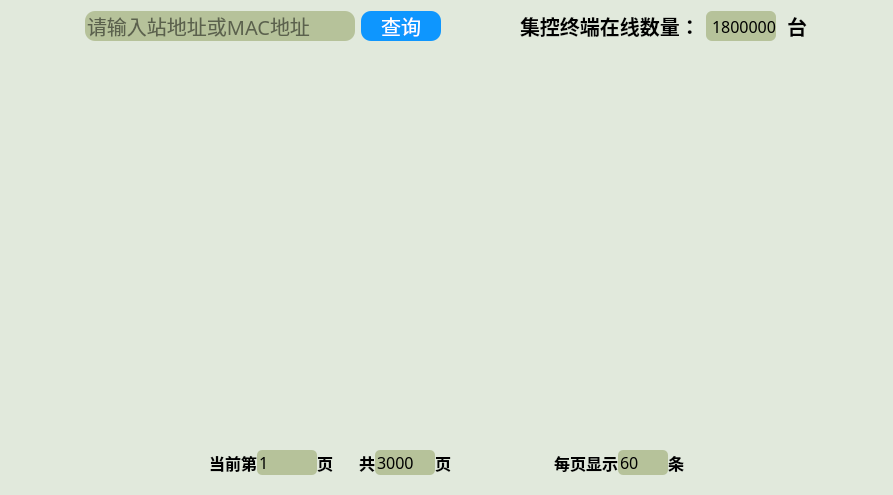
Old version of the form deviceManage/devicedlg.ui in the repository wwkl3385/ManagementTool.
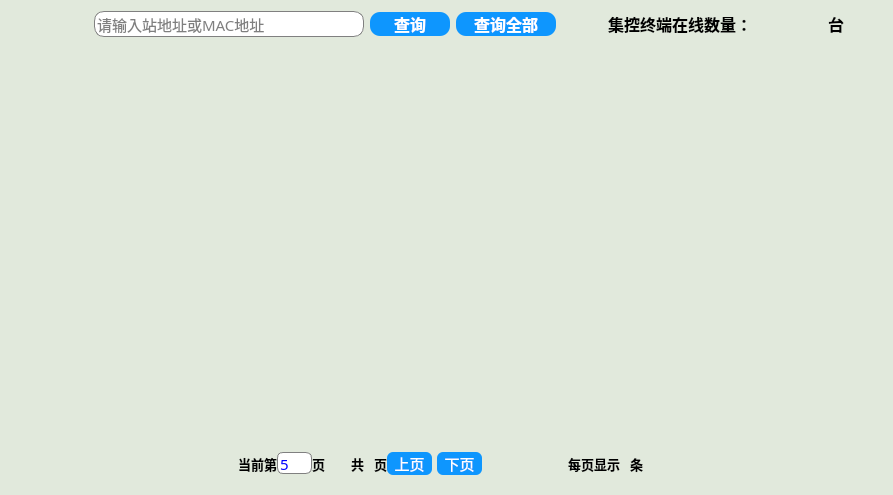
New version of the form.

Diff of the .ui file:
```diff
--- a/deviceManage/devicedlg.ui
+++ b/deviceManage/devicedlg.ui
@@ -34,65 +34,38 @@
      </property>
     </spacer>
    </item>
-   <item row="0" column="1">
-    <widget class="QLineEdit" name="searchLineEdit">
-     <property name="minimumSize">
-      <size>
-       <width>270</width>
-       <height>0</height>
-      </size>
-     </property>
+   <item row="0" column="6">
+    <widget class="QLabel" name="deviceLabel">
      <property name="styleSheet">
-      <string notr="true">background-color: rgb(182,194,154);
-color: rgb(0, 0, 0);
+      <string notr="true">color: rgb(0, 0, 0);
 border-radius:10px;
-font:15pt;
+font:12pt;
+font:bold;
 font-family:Microsoft Yahei;</string>
      </property>
-     <property name="inputMask">
-      <string/>
-     </property>
      <property name="text">
-      <string/>
-     </property>
-     <property name="frame">
-      <bool>true</bool>
-     </property>
-     <property name="dragEnabled">
-      <bool>false</bool>
-     </property>
-     <property name="readOnly">
-      <bool>false</bool>
-     </property>
-     <property name="placeholderText">
-      <string>请输入站地址或MAC地址</string>
-     </property>
-     <property name="cursorMoveStyle">
-      <enum>Qt::LogicalMoveStyle</enum>
-     </property>
-     <property name="clearButtonEnabled">
-      <bool>true</bool>
+      <string>集控终端在线数量：</string>
      </property>
     </widget>
    </item>
-   <item row="0" column="5">
+   <item row="0" column="7">
     <widget class="QLabel" name="numberLabel">
      <property name="minimumSize">
       <size>
-       <width>70</width>
+       <width>60</width>
        <height>0</height>
       </size>
      </property>
      <property name="maximumSize">
       <size>
-       <width>70</width>
+       <width>60</width>
        <height>16777215</height>
       </size>
      </property>
      <property name="font">
       <font>
        <family>Microsoft Yahei</family>
-       <pointsize>12</pointsize>
+       <pointsize>13</pointsize>
        <weight>50</weight>
        <italic>false</italic>
        <bold>false</bold>
@@ -102,35 +75,99 @@
       <enum>Qt::LeftToRight</enum>
      </property>
      <property name="styleSheet">
-      <string notr="true">background-color: rgb(182,194,154);
-color: rgb(0, 0, 0);
+      <string notr="true">color: rgb(254,67,101);
 border-radius:6px;
-font:12pt;
+font:13pt;
 font-family:Microsoft Yahei;</string>
      </property>
      <property name="text">
-      <string>1800000</string>
+      <string/>
      </property>
      <property name="alignment">
       <set>Qt::AlignRight|Qt::AlignTrailing|Qt::AlignVCenter</set>
      </property>
     </widget>
    </item>
-   <item row="0" column="4">
-    <widget class="QLabel" name="deviceLabel">
-     <property name="styleSheet">
-      <string notr="true">color: rgb(0, 0, 0);
-border-radius:10px;
-font:15pt;
-font:bold;
-font-family:Microsoft Yahei;</string>
-     </property>
-     <property name="text">
-      <string>集控终端在线数量：</string>
-     </property>
-    </widget>
-   </item>
    <item row="0" column="2">
+    <widget class="QLineEdit" name="searchLineEdit">
+     <property name="minimumSize">
+      <size>
+       <width>270</width>
+       <height>0</height>
+      </size>
+     </property>
+     <property name="styleSheet">
+      <string notr="true">QLineEdit{
+background-color: rgb(255,255,255);
+color: rgb(0, 0, 0);
+border-radius:10px;
+font:11pt;
+font-family:Microsoft Yahei;
+border:1px solid gray;
+}
+QLineEdit:hover{
+border-width:2px;
+border-color:rgb(170, 170, 255);
+}
+QLineEdit:focus {
+border-width:2px;
+border-color:rgb(170, 170, 255);
+}</string>
+     </property>
+     <property name="inputMask">
+      <string/>
+     </property>
+     <property name="text">
+      <string/>
+     </property>
+     <property name="frame">
+      <bool>true</bool>
+     </property>
+     <property name="dragEnabled">
+      <bool>false</bool>
+     </property>
+     <property name="readOnly">
+      <bool>false</bool>
+     </property>
+     <property name="placeholderText">
+      <string>请输入站地址或MAC地址</string>
+     </property>
+     <property name="cursorMoveStyle">
+      <enum>Qt::LogicalMoveStyle</enum>
+     </property>
+     <property name="clearButtonEnabled">
+      <bool>true</bool>
+     </property>
+    </widget>
+   </item>
+   <item row="0" column="5">
+    <spacer name="dotHorizontalSpacer">
+     <property name="orientation">
+      <enum>Qt::Horizontal</enum>
+     </property>
+     <property name="sizeHint" stdset="0">
+      <size>
+       <width>40</width>
+       <height>20</height>
+      </size>
+     </property>
+    </spacer>
+   </item>
+   <item row="0" column="8">
+    <widget class="QLabel" name="unitLabel">
+     <property name="styleSheet">
+      <string notr="true">color: rgb(0, 0, 0);
+border-radius:10px;
+font:12pt;
+font:bold;
+font-family:Microsoft Yahei;</string>
+     </property>
+     <property name="text">
+      <string> 台</string>
+     </property>
+    </widget>
+   </item>
+   <item row="0" column="3">
     <widget class="QPushButton" name="searchPushButton">
      <property name="minimumSize">
       <size>
@@ -151,7 +188,8 @@
     color:white;
     background-color:rgb(14 , 150 , 254);
     border-radius:10px;
-	font: 15pt;
+	font: 12pt;
+font:bold;
 }
 
 QPushButton:hover
@@ -177,21 +215,7 @@
      </property>
     </widget>
    </item>
-   <item row="0" column="6">
-    <widget class="QLabel" name="unitLabel">
-     <property name="styleSheet">
-      <string notr="true">color: rgb(0, 0, 0);
-border-radius:10px;
-font:15pt;
-font:bold;
-font-family:Microsoft Yahei;</string>
-     </property>
-     <property name="text">
-      <string> 台</string>
-     </property>
-    </widget>
-   </item>
-   <item row="0" column="7">
+   <item row="0" column="9">
     <spacer name="horizontalSpacer_7">
      <property name="orientation">
       <enum>Qt::Horizontal</enum>
@@ -204,12 +228,13 @@
      </property>
     </spacer>
    </item>
-   <item row="1" column="0" colspan="8">
+   <item row="1" column="0" colspan="10">
     <widget class="QTableWidget" name="listTableWidget">
      <property name="styleSheet">
       <string notr="true">QTableWidget
 {
 	selection-background-color:tomato;
+font:11pt;
 
 }
 QTableWidget::item:hover
@@ -229,20 +254,7 @@
      </attribute>
     </widget>
    </item>
-   <item row="0" column="3">
-    <spacer name="horizontalSpacer_10">
-     <property name="orientation">
-      <enum>Qt::Horizontal</enum>
-     </property>
-     <property name="sizeHint" stdset="0">
-      <size>
-       <width>40</width>
-       <height>20</height>
-      </size>
-     </property>
-    </spacer>
-   </item>
-   <item row="2" column="0" colspan="8">
+   <item row="2" column="0" colspan="10">
     <widget class="QFrame" name="pageFrame">
      <property name="minimumSize">
       <size>
@@ -302,7 +314,7 @@
           <property name="styleSheet">
            <string notr="true">color: rgb(0, 0, 0);
 border-radius:10px;
-font:12pt;
+font:10pt;
 font:bold;
 font-family:微软雅黑;</string>
           </property>
@@ -315,19 +327,30 @@
          <widget class="QLineEdit" name="lineEdit_2">
           <property name="maximumSize">
            <size>
-            <width>60</width>
-            <height>16777215</height>
+            <width>35</width>
+            <height>22</height>
            </size>
           </property>
           <property name="styleSheet">
-           <string notr="true">background-color: rgb(182,194,154);
-color: rgb(0, 0, 0);
-border-radius:5px;
-font:12pt;
-font-family:Microsoft Yahei;</string>
+           <string notr="true">QLineEdit{
+background-color: rgb(255,255,255);
+color: blue;
+border-radius:6px;
+font:11pt;
+font-family:Microsoft Yahei;
+border:1px solid gray;
+}
+QLineEdit:hover{
+border-width:2px;
+border-color:rgb(170, 170, 255);
+}
+QLineEdit:focus {
+border-width:2px;
+border-color:rgb(170, 170, 255);
+}</string>
           </property>
           <property name="text">
-           <string>1</string>
+           <string>5</string>
           </property>
           <property name="maxLength">
            <number>10</number>
@@ -348,7 +371,7 @@
           <property name="styleSheet">
            <string notr="true">color: rgb(0, 0, 0);
 border-radius:10px;
-font:12pt;
+font:10pt;
 font:bold;
 font-family:微软雅黑;</string>
           </property>
@@ -394,7 +417,7 @@
           <property name="styleSheet">
            <string notr="true">color: rgb(0, 0, 0);
 border-radius:10px;
-font:12pt;
+font:10pt;
 font:bold;
 font-family:微软雅黑;</string>
           </property>
@@ -404,25 +427,16 @@
          </widget>
         </item>
         <item>
-         <widget class="QLineEdit" name="lineEdit_3">
-          <property name="maximumSize">
-           <size>
-            <width>60</width>
-            <height>16777215</height>
-           </size>
-          </property>
+         <widget class="QLabel" name="allPageLabel">
           <property name="styleSheet">
-           <string notr="true">background-color: rgb(182,194,154);
-color: rgb(0, 0, 0);
-border-radius:5px;
+           <string notr="true">color: blue;
+border-radius:10px;
 font:12pt;
-font-family:Microsoft Yahei;</string>
+font:bold;
+font-family:微软雅黑;</string>
           </property>
           <property name="text">
-           <string>3000</string>
-          </property>
-          <property name="maxLength">
-           <number>20</number>
+           <string/>
           </property>
          </widget>
         </item>
@@ -437,7 +451,7 @@
           <property name="styleSheet">
            <string notr="true">color: rgb(0, 0, 0);
 border-radius:10px;
-font:12pt;
+font:10pt;
 font:bold;
 font-family:微软雅黑;</string>
           </property>
@@ -446,6 +460,116 @@
           </property>
          </widget>
         </item>
+        <item>
+         <widget class="QPushButton" name="previousPushButton">
+          <property name="minimumSize">
+           <size>
+            <width>45</width>
+            <height>0</height>
+           </size>
+          </property>
+          <property name="maximumSize">
+           <size>
+            <width>45</width>
+            <height>16777215</height>
+           </size>
+          </property>
+          <property name="styleSheet">
+           <string notr="true">QPushButton
+{
+    font-family:Microsoft Yahei;
+    color:white;
+    background-color:rgb(14 , 150 , 254);
+    border-radius:6px;
+	font: 11pt;
+}
+
+QPushButton:hover
+{
+    background-color:rgb(44 , 137 , 255);
+}
+
+QPushButton:pressed
+{
+    background-color:rgb(14 , 100 , 228);
+    padding-left:4px;
+    padding-top:4px;
+}
+QPushButton:unpressed
+{
+    background-color:rgb(0 , 100 , 0);
+    padding-left:4px;
+    padding-top:4px;
+}</string>
+          </property>
+          <property name="text">
+           <string>上页</string>
+          </property>
+         </widget>
+        </item>
+        <item>
+         <spacer name="horizontalSpacer_11">
+          <property name="orientation">
+           <enum>Qt::Horizontal</enum>
+          </property>
+          <property name="sizeType">
+           <enum>QSizePolicy::Maximum</enum>
+          </property>
+          <property name="sizeHint" stdset="0">
+           <size>
+            <width>5</width>
+            <height>20</height>
+           </size>
+          </property>
+         </spacer>
+        </item>
+        <item>
+         <widget class="QPushButton" name="nextPushButton">
+          <property name="minimumSize">
+           <size>
+            <width>45</width>
+            <height>0</height>
+           </size>
+          </property>
+          <property name="maximumSize">
+           <size>
+            <width>45</width>
+            <height>16777215</height>
+           </size>
+          </property>
+          <property name="styleSheet">
+           <string notr="true">QPushButton
+{
+    font-family:Microsoft Yahei;
+    color:white;
+    background-color:rgb(14 , 150 , 254);
+    border-radius:6px;
+	font: 11pt;
+}
+
+QPushButton:hover
+{
+    background-color:rgb(44 , 137 , 255);
+}
+
+QPushButton:pressed
+{
+    background-color:rgb(14 , 100 , 228);
+    padding-left:4px;
+    padding-top:4px;
+}
+QPushButton:unpressed
+{
+    background-color:rgb(0 , 100 , 0);
+    padding-left:4px;
+    padding-top:4px;
+}</string>
+          </property>
+          <property name="text">
+           <string>下页</string>
+          </property>
+         </widget>
+        </item>
         <item>
          <spacer name="horizontalSpacer_8">
           <property name="orientation">
@@ -484,7 +608,7 @@
           <property name="styleSheet">
            <string notr="true">color: rgb(0, 0, 0);
 border-radius:10px;
-font:12pt;
+font:10pt;
 font:bold;
 font-family:微软雅黑;</string>
           </property>
@@ -494,22 +618,16 @@
          </widget>
         </item>
         <item>
-         <widget class="QLineEdit" name="lineEdit_4">
-          <property name="maximumSize">
-           <size>
-            <width>50</width>
-            <height>16777215</height>
-           </size>
-          </property>
+         <widget class="QLabel" name="numLabel">
           <property name="styleSheet">
-           <string notr="true">background-color: rgb(182,194,154);
-color: rgb(0, 0, 0);
-border-radius:5px;
+           <string notr="true">color: blue;
+border-radius:10px;
 font:12pt;
-font-family:Microsoft Yahei;</string>
+font:bold;
+font-family:微软雅黑;</string>
           </property>
           <property name="text">
-           <string>60</string>
+           <string/>
           </property>
          </widget>
         </item>
@@ -518,7 +636,7 @@
           <property name="styleSheet">
            <string notr="true">color: rgb(0, 0, 0);
 border-radius:10px;
-font:12pt;
+font:10pt;
 font:bold;
 font-family:微软雅黑;</string>
           </property>
@@ -558,6 +676,67 @@
      </layout>
     </widget>
    </item>
+   <item row="0" column="4">
+    <widget class="QPushButton" name="searchAllPushButton">
+     <property name="minimumSize">
+      <size>
+       <width>100</width>
+       <height>0</height>
+      </size>
+     </property>
+     <property name="maximumSize">
+      <size>
+       <width>100</width>
+       <height>16777215</height>
+      </size>
+     </property>
+     <property name="styleSheet">
+      <string notr="true">QPushButton
+{
+    font-family:Microsoft Yahei;
+    color:white;
+    background-color:rgb(14 , 150 , 254);
+    border-radius:10px;
+	font: 12pt;
+font:bold;
+}
+
+QPushButton:hover
+{
+    background-color:rgb(44 , 137 , 255);
+}
+
+QPushButton:pressed
+{
+    background-color:rgb(14 , 100 , 228);
+    padding-left:4px;
+    padding-top:4px;
+}
+QPushButton:unpressed
+{
+    background-color:rgb(0 , 100 , 0);
+    padding-left:4px;
+    padding-top:4px;
+}</string>
+     </property>
+     <property name="text">
+      <string>查询全部</string>
+     </property>
+    </widget>
+   </item>
+   <item row="0" column="1">
+    <spacer name="horizontalSpacer_10">
+     <property name="orientation">
+      <enum>Qt::Horizontal</enum>
+     </property>
+     <property name="sizeHint" stdset="0">
+      <size>
+       <width>40</width>
+       <height>20</height>
+      </size>
+     </property>
+    </spacer>
+   </item>
   </layout>
  </widget>
  <resources/>
```
Left out of the diff: 2 changed lines with no effect on the pictures.
